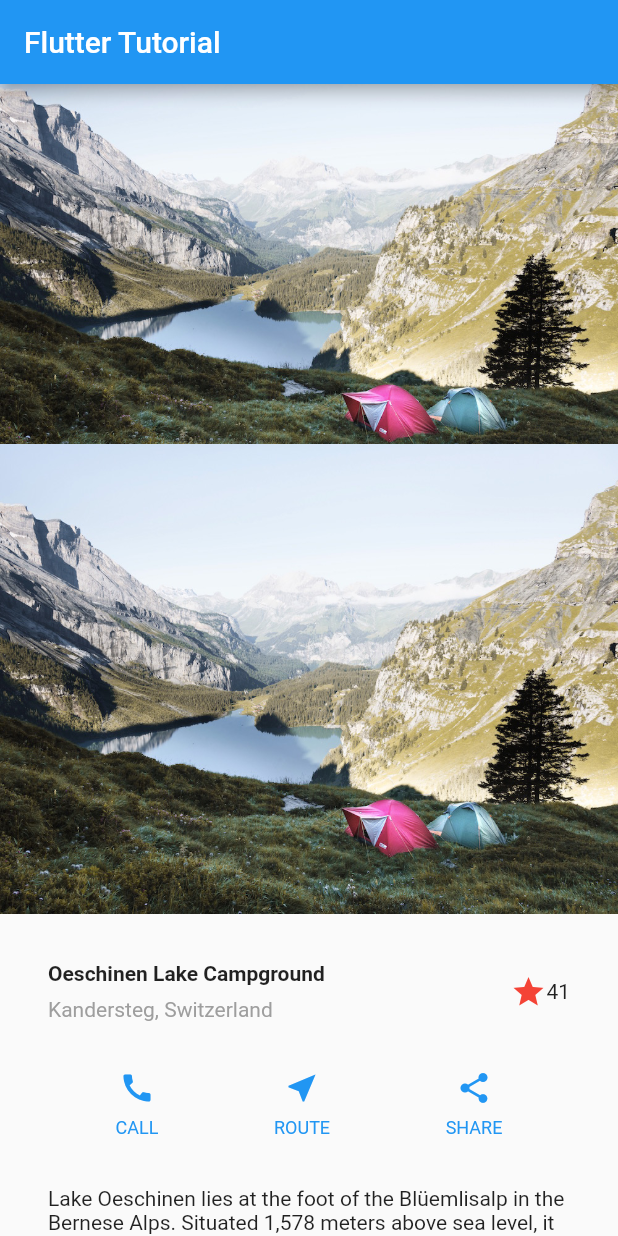
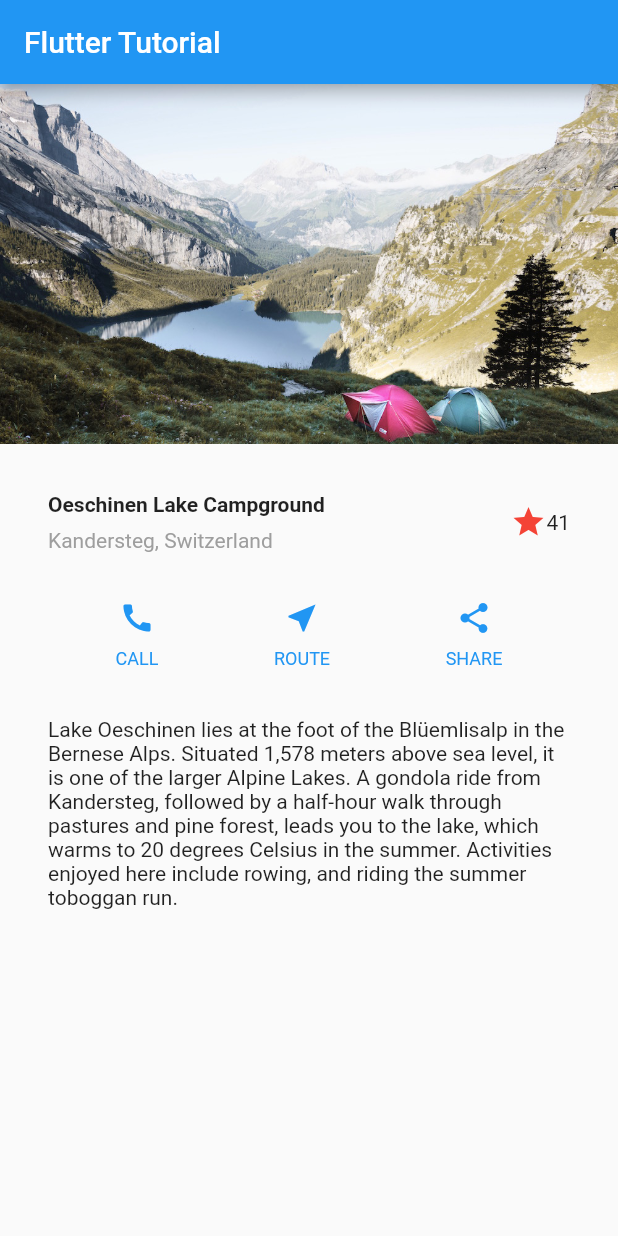
Before and after one commit to dercio-sinione/FlutterTutorial, a Flutter app: the screen it shows after launch, on a phone screen of 412 x 824 dp. Run offline on Flutter 3.47's test engine with Material 2 defaults, Android fonts, the phone set to English and light mode, and no system bars.

Commit message:
Text Section

```diff
--- a/lib/main.dart
+++ b/lib/main.dart
@@ -23,7 +23,6 @@ class MyApp extends StatelessWidget {
                   height: 240,
                   fit: BoxFit.cover,
                 ),
-                Image(image: AssetImage('images/lake.jpg')),
                 TitleSection(),
                 ButtonSection(),
                 CustomTextSection(),
```
